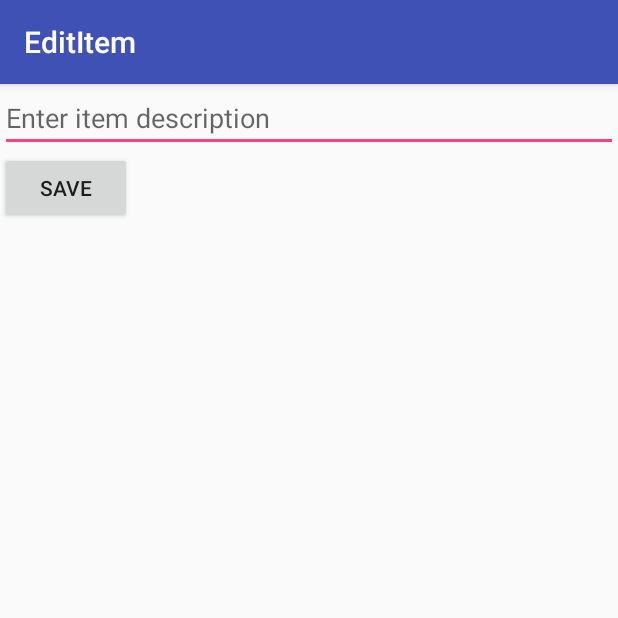
After one commit to malikchaya2/ToDo, an Android app: the EditItemActivity screen opened directly, with no data from a screen before it, on a phone screen of 412 x 824 dp, the top half of it. The commit adds this screen. Run offline under Robolectric (Android 15) with nearby library versions, the phone set to English and light mode, and no system bars.

Commit message:
Added EditActivity

```diff
--- a/app/src/main/AndroidManifest.xml
+++ b/app/src/main/AndroidManifest.xml
@@ -16,6 +16,7 @@
                 <category android:name="android.intent.category.LAUNCHER" />
             </intent-filter>
         </activity>
+        <activity android:name=".EditItemActivity"></activity>
     </application>
 
 </manifest>
--- /dev/null
+++ b/app/src/main/java/cyberwingz/com/todo/EditItemActivity.java
@@ -0,0 +1,36 @@
+package cyberwingz.com.todo;
+
+import android.content.Intent;
+import android.os.Bundle;
+import android.support.v7.app.AppCompatActivity;
+import android.view.View;
+import android.widget.EditText;
+
+public class EditItemActivity extends AppCompatActivity {
+
+    EditText etItemText;
+    int position;
+    public  final static String ITEM_TEXT= "ItemText";
+    public  final static String ITEM_POSITION= "ItemPosition";
+
+    @Override
+    protected void onCreate(Bundle savedInstanceState) {
+        super.onCreate(savedInstanceState);
+        setContentView(R.layout.activity_edit_item);
+        //resolve edit text from layout
+        etItemText = findViewById(R.id.etItemText);
+        //set edit text value from intent extra
+        etItemText.setText(getIntent().getStringExtra(ITEM_TEXT));
+        position = getIntent().getIntExtra(ITEM_POSITION, 0);
+        getSupportActionBar().setTitle("EditItem");
+
+    }
+    public void onSaveItem(View v){
+        Intent i = new Intent();
+        i.putExtra(ITEM_TEXT, etItemText.getText().toString());
+        i.putExtra(ITEM_POSITION, position);
+        setResult(RESULT_OK, i);
+        finish();
+
+    }
+}
--- /dev/null
+++ b/app/src/main/res/layout/activity_edit_item.xml
@@ -0,0 +1,28 @@
+<?xml version="1.0" encoding="utf-8"?>
+<RelativeLayout xmlns:android="http://schemas.android.com/apk/res/android"
+    xmlns:app="http://schemas.android.com/apk/res-auto"
+    xmlns:tools="http://schemas.android.com/tools"
+    android:layout_width="match_parent"
+    android:layout_height="match_parent"
+    tools:context=".EditItemActivity">
+
+
+    <EditText
+        android:id="@+id/etItemText"
+        android:layout_width="match_parent"
+        android:layout_height="wrap_content"
+        android:layout_alignParentStart="true"
+        android:layout_alignParentTop="true"
+        android:ems="10"
+        android:hint="Enter item description"
+        android:inputType="textMultiLine" />
+
+    <Button
+        android:id="@+id/btnSave"
+        android:layout_width="wrap_content"
+        android:layout_height="wrap_content"
+        android:layout_alignParentStart="true"
+        android:layout_below="@+id/etItemText"
+        android:onClick="onSaveItem"
+        android:text="Save" />
+</RelativeLayout>
```
Also changed, not shown: app/src/main/java/cyberwingz/com/todo/MainActivity.java (+46 -0 lines).
